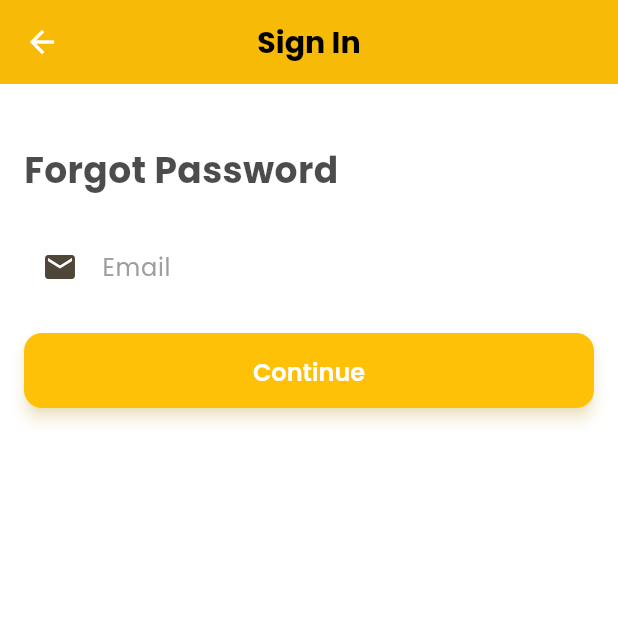
After one commit to Umerjamshaid/BabyShopHub, a Flutter app: the ForgotPassword screen opened directly, on a phone screen of 412 x 824 dp, the top half of it. The commit adds this screen. Run offline on Flutter 3.47's test engine with Material 3 defaults, Android fonts, the phone set to English and light mode, and no system bars; our stand-ins replace device_preview, flutter_bloc, google_fonts.

Commit message:
Add initial project structure and implement basic UI components

```diff
--- /dev/null
+++ b/babyshophub/lib/common/helper/colors/app_colors.dart
@@ -0,0 +1,37 @@
+import 'package:flutter/material.dart';
+
+class AppColors {
+  // Main background colors
+  static const Color primaryBackground = Color(0xFF1E1E2C); // Dark navy / main bg
+  static const Color secondBackground = Color(0xFF2D2D44);  // Slightly lighter bg
+
+  // Accent colors
+  static const Color accent = Color(0xFFFFC107);            // Warm yellow
+  static const Color accentLight = Color(0xFFFFD54F);       // Lighter yellow for hover/active
+
+  // Text colors
+  static const Color textPrimary = Colors.white;            // Main text
+  static const Color textSecondary = Color(0xFFB0B0C3);     // Muted text
+
+  // Button colors
+  static const Color buttonPrimary = Color(0xFFFFC107);     // Main button background
+  static const Color buttonText = Colors.white;             // Button text color
+
+  // Borders / dividers
+  static const Color border = Color(0xFF3A3A55);
+
+  // Success, error, info
+  static const Color success = Color(0xFF4CAF50);
+  static const Color error = Color(0xFFF44336);
+  static const Color info = Color(0xFF2196F3);
+
+  static const Color black = Color(0xFF000000);
+  static const Color white = Color(0xFFFFFFFF);
+  static const Color grey = Color(0xFFB0B0C3);
+  static const Color lightGrey = Color(0xFF3A3A55);
+  static const Color darkGrey = Color(0xFF2D2D44);
+  static const Color lightBlue = Color(0xFF2196F3);
+  static const Color darkBlue = Color(0xFF1E1E2C);
+  static const Color lightGreen = Color(0xFF4CAF50);
+  static const Color darkGreen = Color(0xFF2E7D32);
+}
--- /dev/null
+++ b/babyshophub/lib/presentation/auth/pages/forgot_password.dart
@@ -0,0 +1,70 @@
+import 'package:babyshophub/common/helper/navigator/app_navigater.dart';
+import 'package:babyshophub/common/widgets/button/basic_app_button.dart';
+import 'package:flutter/gestures.dart';
+import 'package:flutter/material.dart';
+
+class ForgotPassword extends StatelessWidget {
+  const ForgotPassword({super.key});
+
+  @override
+  Widget build(BuildContext context) {
+    return Scaffold(
+      appBar: AppBar(
+        title: const Text('Sign In'),
+        centerTitle: true,
+        backgroundColor: Theme.of(context).primaryColor,
+      ),
+      body: Padding(
+        padding: const EdgeInsets.symmetric(horizontal: 16, vertical: 40),
+        child: Column(
+          crossAxisAlignment: CrossAxisAlignment.start,
+          children: [
+            _signinText(context),
+            const SizedBox(height: 20),
+            _emailTextField(context),
+            const SizedBox(height: 16),
+            _continueButton(),
+          ],
+        ),
+      ),
+    );
+  }
+
+  Widget _signinText(BuildContext context) {
+    return const Text(
+      'Forgot Password',
+      style: TextStyle(fontSize: 24, fontWeight: FontWeight.bold),
+    );
+  }
+
+  Widget _emailTextField(BuildContext context) {
+    return const TextField(
+      decoration: InputDecoration(
+        labelText: 'Email',
+        labelStyle: TextStyle(fontSize: 16, color: Colors.grey),
+        hintText: 'Enter your email',
+        prefixIcon: Icon(Icons.email),
+        filled: true,
+        border: OutlineInputBorder(
+          borderRadius: BorderRadius.all(Radius.circular(8.0)),
+          borderSide: BorderSide.none,
+        ),
+      ),
+      keyboardType: TextInputType.emailAddress,
+    );
+  }
+
+  Widget _continueButton() {
+    return Builder(
+      builder: (context) {
+        return BasicAppButton(
+          title: 'Continue',
+          onPressed: () {
+            // Handle continue action
+          },
+        );
+      },
+    );
+  }
+
+}
```
Also changed, not shown: babyshophub/lib/common/bloc/button/button_state.dart (added, +12 -0 lines), babyshophub/lib/common/helper/navigator/app_navigater.dart (added, +17 -0 lines), babyshophub/lib/common/widgets/appbar/app_bar.dart (added, +55 -0 lines), babyshophub/lib/main.dart (+29 -86 lines), babyshophub/lib/presentation/auth/pages/signin_screen.dart (+78 -22 lines), babyshophub/lib/common/bloc/button/button_state_cubit.dart (added), babyshophub/lib/presentation/auth/pages/signup_screen.dart (added), babyshophub/lib/presentation/auth/widgets/text_feilds.dart (added).
